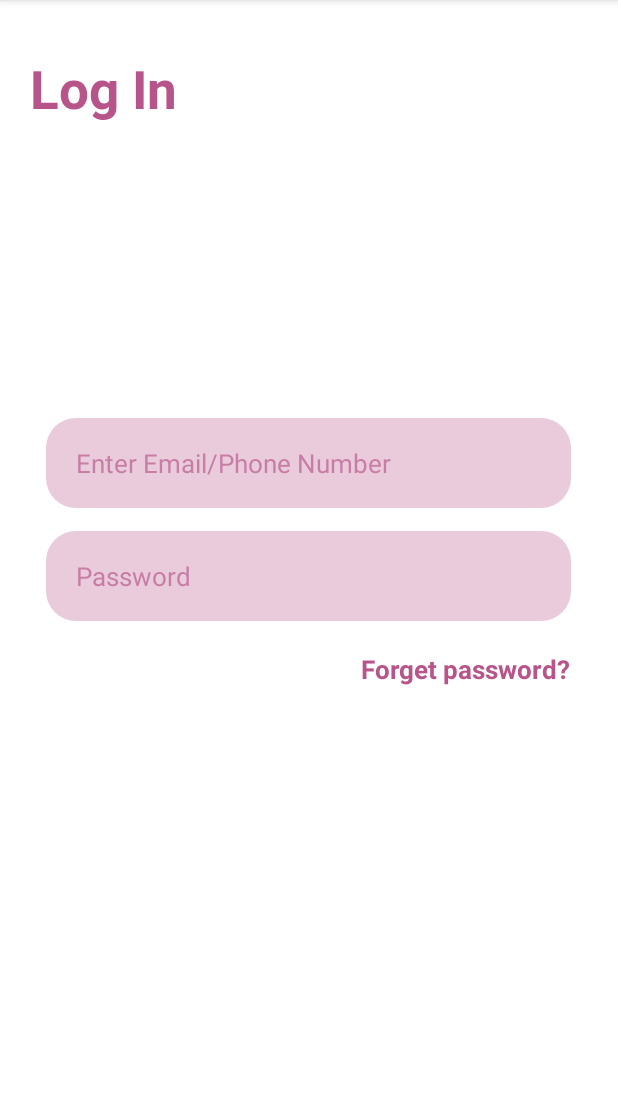
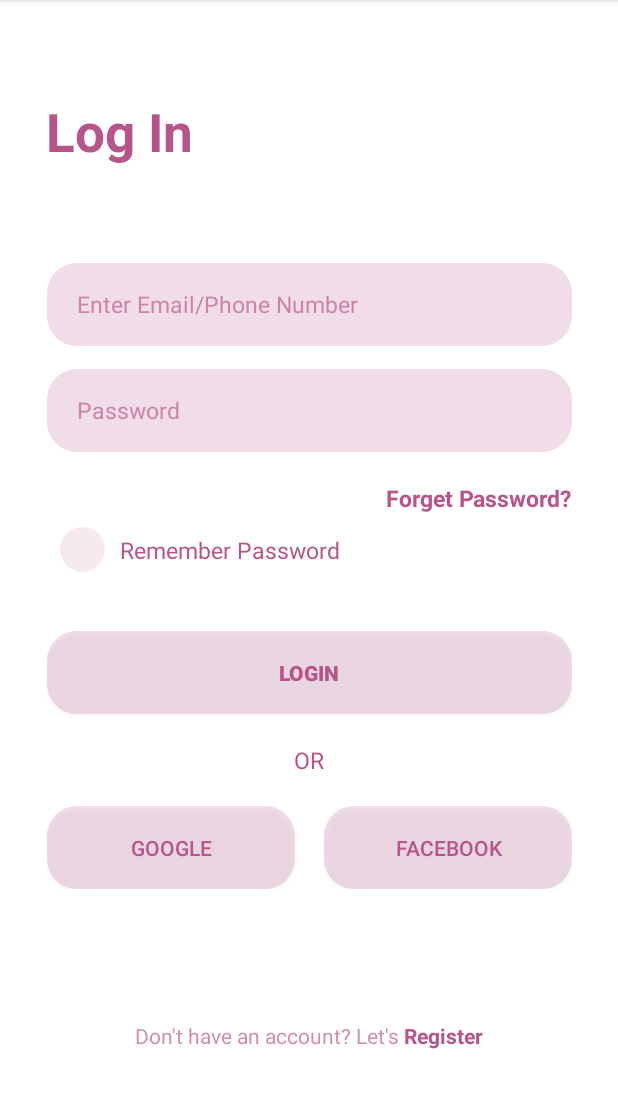
Before and after one commit to temamironovonline/designAdaptation, an Android app: the screen it shows after launch (MainActivity), on a phone screen of 412 x 824 dp, the part 84-1192 px from its top. Run offline under Robolectric (Android 15) with nearby library versions, the phone set to English and light mode, and no system bars.

```diff
--- a/app/src/main/java/com/example/designadaptation/MainActivity.java
+++ b/app/src/main/java/com/example/designadaptation/MainActivity.java
@@ -4,14 +4,27 @@ import androidx.appcompat.app.AppCompatActivity;
 
 import android.content.Intent;
 import android.os.Bundle;
+import android.view.View;
+import android.widget.TextView;
 
 import java.util.concurrent.TimeUnit;
 
 public class MainActivity extends AppCompatActivity {
 
+    //https://translated.turbopages.org/proxy_u/en-ru.ru.467344e9-6374f6b9-d5b5af44-74722d776562/https/stackoverflow.com/questions/20896963/relativelayout-inside-scrollview-not-working
+
     @Override
     protected void onCreate(Bundle savedInstanceState) {
         super.onCreate(savedInstanceState);
-        setContentView(R.layout.activity_main);
+        setContentView(R.layout.new_activity_main);
+
+        TextView doNotHaveAccount = findViewById(R.id.doNotHaveAccount);
+        doNotHaveAccount.setOnClickListener(new View.OnClickListener() {
+            @Override
+            public void onClick(View v) {
+                Intent intent = new Intent(MainActivity.this, RegisterActivity.class);
+                startActivity(intent);
+            }
+        });
     }
 }
--- /dev/null
+++ b/app/src/main/res/drawable/button_style.xml
@@ -0,0 +1,24 @@
+<?xml version="1.0" encoding="utf-8"?>
+<selector xmlns:android="http://schemas.android.com/apk/res/android">
+    <item android:state_pressed="true" >
+        <shape android:shape="rectangle"  >
+            <size android:height="55dp" android:width="350dp"/>
+            <corners android:radius="20dp" />
+            <solid android:color="@color/mainColorOpacity"/>
+        </shape>
+    </item>
+    <item android:state_focused="true">
+        <shape android:shape="rectangle"  >
+            <size android:height="55dp" android:width="350dp"/>
+            <corners android:radius="20dp" />
+            <solid android:color="@color/mainColorOpacityEditText"/>
+        </shape>
+    </item>
+    <item >
+        <shape android:shape="rectangle"  >
+            <size android:height="55dp" android:width="350dp"/>
+            <corners android:radius="20dp" />
+            <solid android:color="@color/mainColorOpacityEditText"/>
+        </shape>
+    </item>
+</selector>
--- a/app/src/main/res/drawable/checkbox_style.xml
+++ b/app/src/main/res/drawable/checkbox_style.xml
@@ -1,16 +1,11 @@
 <?xml version="1.0" encoding="utf-8"?>
 <selector xmlns:android="http://schemas.android.com/apk/res/android">
-    <item android:state_checked="false" android:state_pressed="true">
-        <shape android:shape="oval">
-            <solid android:color="@color/mainColorOpacityEditText"/>
-            <corners android:radius="20dp"/>
-        </shape>
-    </item>
 
-    <item android:state_checked="true" android:state_pressed="false">
-        <shape android:shape="oval">
-            <solid android:color="@color/mainColorOpacityEditText"/>
-            <corners android:radius="20dp"/>
-        </shape>
-    </item>
+    <item android:state_checked="true"
+        android:drawable="@drawable/checked_checkbox"/>
+    <item android:state_pressed="true"
+        android:drawable="@drawable/checked_checkbox"/>
+    <item android:state_pressed="false"
+        android:drawable="@drawable/unchecked_checkbox"/>
+
 </selector>
--- /dev/null
+++ b/app/src/main/res/drawable/checked_checkbox.xml
@@ -0,0 +1,43 @@
+<?xml version="1.0" encoding="utf-8"?>
+<selector xmlns:android="http://schemas.android.com/apk/res/android">
+
+    <item android:state_checked="true">
+        <layer-list>
+            <item>
+                <shape android:shape="oval">
+                    <corners android:radius="1dp" />
+                    <size
+                        android:width="30dp"
+                        android:height="30dp" />
+                </shape>
+            </item>
+
+            <item
+                android:width="8dp"
+                android:height="2dp"
+                android:top="20dp"
+                android:left="6dp">
+                <rotate
+                    android:fromDegrees="45">
+                    <shape android:shape="rectangle">
+                        <solid android:color="#fff"/>
+                    </shape>
+                </rotate>
+            </item>
+
+            <item
+                android:width="19dp"
+                android:height="2dp"
+                android:top="16dp"
+                android:left="9dp">
+                <rotate
+                    android:fromDegrees="-45">
+                    <shape android:shape="rectangle">
+                        <solid android:color="#fff"/>
+                    </shape>
+                </rotate>
+            </item>
+        </layer-list>
+    </item>
+
+</selector>
--- a/app/src/main/res/drawable/edit_text_style.xml
+++ b/app/src/main/res/drawable/edit_text_style.xml
@@ -2,6 +2,8 @@
 <selector xmlns:android="http://schemas.android.com/apk/res/android">
     <item android:state_enabled="true" android:state_focused="true">
         <shape android:shape="rectangle">
+            <size android:width="350dp" android:height="55dp"/>
+            <padding android:left="20dp" android:right="10dp"/>
             <solid android:color="@color/mainColorOpacityEditText"/>
             <corners android:radius="20dp"/>
         </shape>
@@ -9,6 +11,8 @@
 
     <item android:state_enabled="true">
         <shape android:shape="rectangle">
+            <size android:width="350dp" android:height="55dp"/>
+            <padding android:left="20dp" android:right="10dp"/>
             <solid android:color="@color/mainColorOpacityEditText"/>
             <corners android:radius="20dp"/>
         </shape>
--- /dev/null
+++ b/app/src/main/res/drawable/unchecked_checkbox.xml
@@ -0,0 +1,9 @@
+<?xml version="1.0" encoding="utf-8"?>
+<shape xmlns:android="http://schemas.android.com/apk/res/android" android:shape="oval">
+    <corners android:radius="1dp" />
+
+    <solid android:color="@color/mainColorOpacity"/>
+    <size
+        android:width="30dp"
+        android:height="30dp" />
+</shape>
--- /dev/null
+++ b/app/src/main/res/layout/new_activity_main.xml
@@ -0,0 +1,163 @@
+<?xml version="1.0" encoding="utf-8"?>
+<ScrollView xmlns:android="http://schemas.android.com/apk/res/android"
+    xmlns:app="http://schemas.android.com/apk/res-auto"
+    xmlns:tools="http://schemas.android.com/tools"
+    android:layout_width="match_parent"
+    android:layout_height="match_parent"
+    android:fillViewport="true">
+
+<androidx.constraintlayout.widget.ConstraintLayout
+    android:layout_width="match_parent"
+    android:layout_height="wrap_content">
+
+    <TextView
+        android:id="@+id/logIn"
+        android:layout_width="wrap_content"
+        android:layout_height="wrap_content"
+        android:text="@string/logIN"
+        android:textColor="@color/mainColor"
+        android:textSize="35sp"
+        app:layout_constraintTop_toTopOf="parent"
+        app:layout_constraintBottom_toTopOf="@id/insideLayout"
+        app:layout_constraintStart_toStartOf="@id/insideLayout"
+        tools:ignore="MissingConstraints" />
+
+    <androidx.constraintlayout.widget.ConstraintLayout
+        android:id="@+id/insideLayout"
+        android:layout_width="0dp"
+        android:layout_height="wrap_content"
+        app:layout_constraintWidth_percent="0.85"
+        app:layout_constraintBottom_toBottomOf="parent"
+        app:layout_constraintEnd_toEndOf="parent"
+        app:layout_constraintStart_toStartOf="parent"
+        app:layout_constraintTop_toTopOf="parent"
+        tools:ignore="MissingConstraints">
+
+
+
+
+        <EditText
+            android:id="@+id/loginField"
+            android:layout_width="wrap_content"
+            android:layout_height="wrap_content"
+            android:layout_marginTop="50dp"
+            android:background="@drawable/edit_text_style"
+            android:hint="@string/loginField"
+            android:textColor="@color/mainColor"
+            android:textColorHint="@color/mainColorOpacity"
+            app:layout_constraintStart_toStartOf="parent"
+            app:layout_constraintEnd_toEndOf="parent"
+            android:textSize="15sp"
+            />
+
+        <EditText
+            android:id="@+id/passwordField"
+            android:layout_width="wrap_content"
+            android:layout_height="wrap_content"
+            android:layout_marginTop="15dp"
+            android:background="@drawable/edit_text_style"
+            android:hint="@string/passwordField"
+            android:inputType="textPassword"
+            android:textColor="@color/mainColor"
+            android:textColorHint="@color/mainColorOpacity"
+            android:textSize="15sp"
+            app:layout_constraintStart_toStartOf="parent"
+            app:layout_constraintEnd_toEndOf="parent"
+            app:layout_constraintTop_toBottomOf="@id/loginField"/>
+
+        <TextView
+            android:id="@+id/forgetPassword"
+            android:layout_width="wrap_content"
+            android:layout_height="wrap_content"
+            android:layout_marginTop="20dp"
+            android:text="@string/forgetPassword"
+            android:textColor="@color/mainColor"
+            android:textSize="15sp"
+            app:layout_constraintEnd_toEndOf="@id/passwordField"
+            app:layout_constraintTop_toBottomOf="@id/passwordField"
+            />
+
+        <CheckBox
+            android:id="@+id/rememberPasswordCheckBox"
+            android:layout_width="wrap_content"
+            android:layout_height="wrap_content"
+            android:button="@drawable/checkbox_style"
+            android:buttonTint="@color/mainColorOpacityEditText"
+            app:layout_constraintStart_toStartOf="@id/passwordField"
+            app:layout_constraintTop_toBottomOf="@id/forgetPassword"/>
+
+        <TextView
+            android:id="@+id/rememberPassword"
+            android:layout_width="wrap_content"
+            android:layout_height="match_parent"
+            android:gravity="center"
+            android:text="@string/rememberPassword"
+            android:textColor="@color/mainColor"
+            android:textSize="15sp"
+            app:layout_constraintStart_toEndOf="@id/rememberPasswordCheckBox"
+            app:layout_constraintTop_toBottomOf="@id/forgetPassword"
+            app:layout_constraintBottom_toBottomOf="@id/rememberPasswordCheckBox"
+            />
+
+        <androidx.appcompat.widget.AppCompatButton
+            android:id="@+id/loginButton"
+            android:layout_width="wrap_content"
+            android:layout_height="wrap_content"
+            android:layout_marginTop="30dp"
+            android:background="@drawable/button_style"
+            android:text="@string/loginButton"
+            android:textColor="@color/mainColor"
+            app:layout_constraintTop_toBottomOf="@id/rememberPasswordCheckBox"
+            app:layout_constraintStart_toStartOf="parent"
+            app:layout_constraintEnd_toEndOf="parent"/>
+
+        <TextView
+            android:id="@+id/orText"
+            android:layout_width="wrap_content"
+            android:layout_height="wrap_content"
+            android:layout_marginTop="20dp"
+            android:text="@string/orText"
+            android:textColor="@color/mainColor"
+            android:textSize="15sp"
+            app:layout_constraintTop_toBottomOf="@id/loginButton"
+            app:layout_constraintStart_toStartOf="parent"
+            app:layout_constraintEnd_toEndOf="parent"/>
+
+        <androidx.appcompat.widget.AppCompatButton
+            android:id="@+id/googleButton"
+            android:layout_width="165dp"
+            android:layout_height="55dp"
+            android:layout_marginTop="20dp"
+            android:background="@drawable/button_style"
+            android:text="@string/googleButton"
+            android:textColor="@color/mainColor"
+            app:layout_constraintTop_toBottomOf="@id/orText"
+            app:layout_constraintStart_toStartOf="@id/loginButton"/>
+
+        <androidx.appcompat.widget.AppCompatButton
+            android:id="@+id/facebookButton"
+            android:layout_width="165dp"
+            android:layout_height="55dp"
+
+            android:layout_marginTop="20dp"
+            android:background="@drawable/button_style"
+            android:text="@string/facebookButton"
+            android:textColor="@color/mainColor"
+            app:layout_constraintTop_toBottomOf="@id/orText"
+            app:layout_constraintEnd_toEndOf="@id/loginButton"/>
+
+
+
+    </androidx.constraintlayout.widget.ConstraintLayout>
+    <TextView
+        android:id="@+id/doNotHaveAccount"
+        android:text="@string/doNotHaveAccount"
+        android:layout_width="wrap_content"
+        android:layout_height="wrap_content"
+        app:layout_constraintBottom_toBottomOf="parent"
+        app:layout_constraintStart_toStartOf="parent"
+        app:layout_constraintEnd_toEndOf="parent"
+        app:layout_constraintTop_toBottomOf="@id/insideLayout"
+        android:layout_marginTop="20dp"/>
+</androidx.constraintlayout.widget.ConstraintLayout>
+</ScrollView>
--- a/app/src/main/res/values/colors.xml
+++ b/app/src/main/res/values/colors.xml
@@ -9,5 +9,5 @@
     <color name="white">#FFFFFFFF</color>
     <color name="mainColor">#B7558A</color>
     <color name="mainColorOpacity">#AAB7558A</color>
-    <color name="mainColorOpacityEditText">#4DB7558A</color>
+    <color name="mainColorOpacityEditText">#32B7558A</color>
 </resources>
--- a/app/src/main/res/values/strings.xml
+++ b/app/src/main/res/values/strings.xml
@@ -6,6 +6,21 @@
     <string name="logIN"><b>Log In</b></string>
     <string name="loginField">Enter Email/Phone Number</string>
     <string name="passwordField">Password</string>
-    <string name="forgetPassword"><b>Forget password?</b></string>
-    <string name="rememberPassword">Forget password?</string>
+    <string name="forgetPassword"><b>Forget Password?</b></string>
+    <string name="rememberPassword">Remember Password</string>
+    <string name="loginButton"><b>Login</b></string>
+    <string name="orText">OR</string>
+    <string name="googleButton">GOOGLE</string>
+    <string name="facebookButton">FACEBOOK</string>
+    <string name="doNotHaveAccount"><font color='#AAB7558A'>Don\'t have an account? Let\'s </font><font color='#B7558A'><b>Register</b></font></string>
+    <string name="registerText"><b>Register</b></string>
+    <string name="fullNameText">Full Name</string>
+    <string name="confirmPasswordText">Confirm Password</string>
+    <string name="agreeText">I agree with terms &amp; conditions</string>
+    <string name="alreadyRegisteredText"><font color='#AAB7558A'>Already registered? Let\'s </font><font color='#B7558A'><b>Login</b></font></string>
+    <string name="congratsText"><b>Congrats!</b></string>
+    <string name="createdAccount">Account Created\nSuccessfully</string>
+    <string name="getStartedText">Get Started</string>
+
+
 </resources>
```
Also changed, not shown: app/src/main/AndroidManifest.xml (+27 -1 lines), app/src/main/java/com/example/designadaptation/RegisterActivity.java (added, +36 -0 lines), app/src/main/java/com/example/designadaptation/SuccessfullyRegisteredActivity.java (added, +16 -0 lines), app/src/main/res/layout/activity_main.xml (+81 -16 lines), app/src/main/res/layout/register_activity.xml (added, +179 -0 lines), app/src/main/res/layout/successfully_registered_activity.xml (added, +57 -0 lines).
